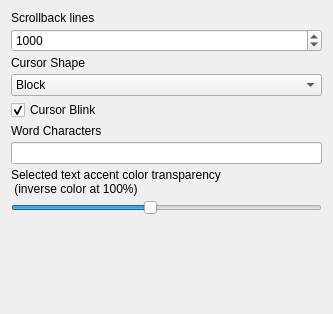
First picture: the form in src/globaloptions/globaloptionsterminalwidget.ui, repository QQxiaoming/quardCRT, before the edit.
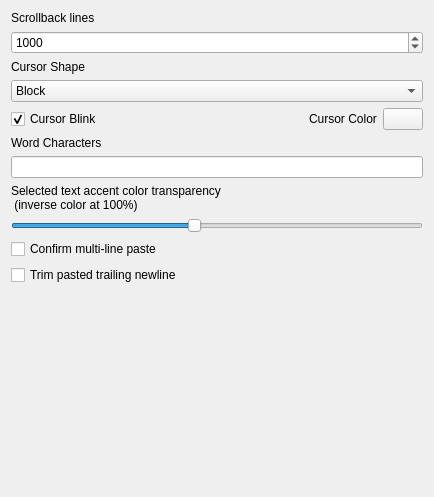
Second picture: the form after the edit.

Commit message: Add ConfirmMultilinePaste\TrimPastedTrailingNewlines\CursorColor setting

The edit to the form file:
```diff
--- a/src/globaloptions/globaloptionsterminalwidget.ui
+++ b/src/globaloptions/globaloptionsterminalwidget.ui
@@ -6,14 +6,11 @@
    <rect>
     <x>0</x>
     <y>0</y>
-    <width>333</width>
-    <height>314</height>
+    <width>434</width>
+    <height>497</height>
    </rect>
   </property>
   <layout class="QVBoxLayout" name="verticalLayout">
-   <property name="spacing">
-    <number>4</number>
-   </property>
    <item>
     <widget class="QLabel" name="label_8">
      <property name="text">
@@ -58,6 +55,8 @@
     </widget>
    </item>
    <item>
+    <layout class="QHBoxLayout" name="horizontalLayout_2">
+     <item>
     <widget class="QCheckBox" name="checkBoxCursorBlink">
      <property name="text">
       <string>Cursor Blink</string>
@@ -68,6 +67,35 @@
     </widget>
    </item>
    <item>
+      <spacer name="horizontalSpacer">
+       <property name="orientation">
+        <enum>Qt::Horizontal</enum>
+       </property>
+       <property name="sizeHint" stdset="0">
+        <size>
+         <width>40</width>
+         <height>20</height>
+        </size>
+       </property>
+      </spacer>
+     </item>
+     <item>
+      <widget class="QLabel" name="label_4">
+       <property name="text">
+        <string>Cursor Color</string>
+       </property>
+      </widget>
+     </item>
+     <item>
+      <widget class="QPushButton" name="pushButtonCursorColor">
+       <property name="text">
+        <string/>
+       </property>
+      </widget>
+     </item>
+    </layout>
+   </item>
+   <item>
     <widget class="QLabel" name="label_2">
      <property name="text">
       <string>Word Characters</string>
@@ -101,6 +129,20 @@
      </property>
     </widget>
    </item>
+   <item>
+    <widget class="QCheckBox" name="checkBoxConfirmMultilinePaste">
+     <property name="text">
+      <string>Confirm multi-line paste</string>
+     </property>
+    </widget>
+   </item>
+   <item>
+    <widget class="QCheckBox" name="checkBoxTrimPastedTrailingNewlines">
+     <property name="text">
+      <string>Trim pasted trailing newline</string>
+     </property>
+    </widget>
+   </item>
    <item>
     <spacer name="verticalSpacer">
      <property name="orientation">
```
Lines whose indentation alone changed are shown as unchanged. The commit also changes 10 other files.
